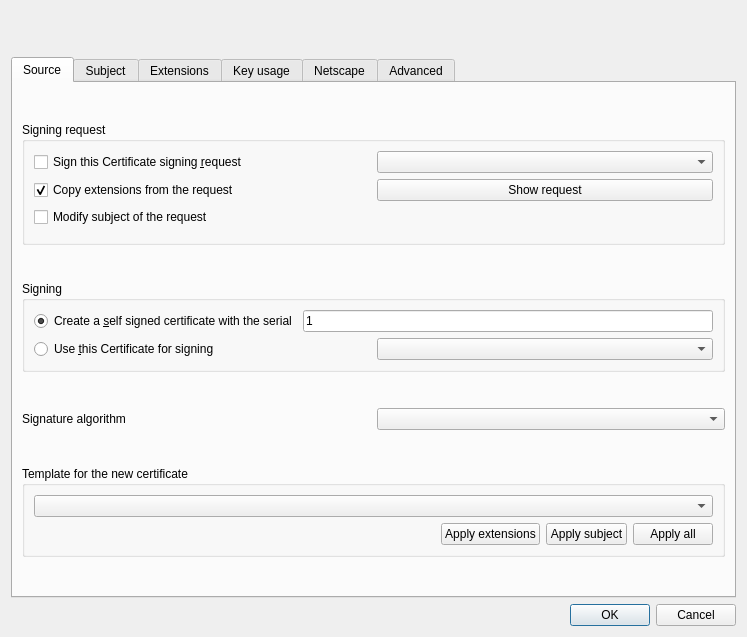
The window that ui/NewX509.ui (elvido/xca) describes before a commit, drawn with Qt 5.
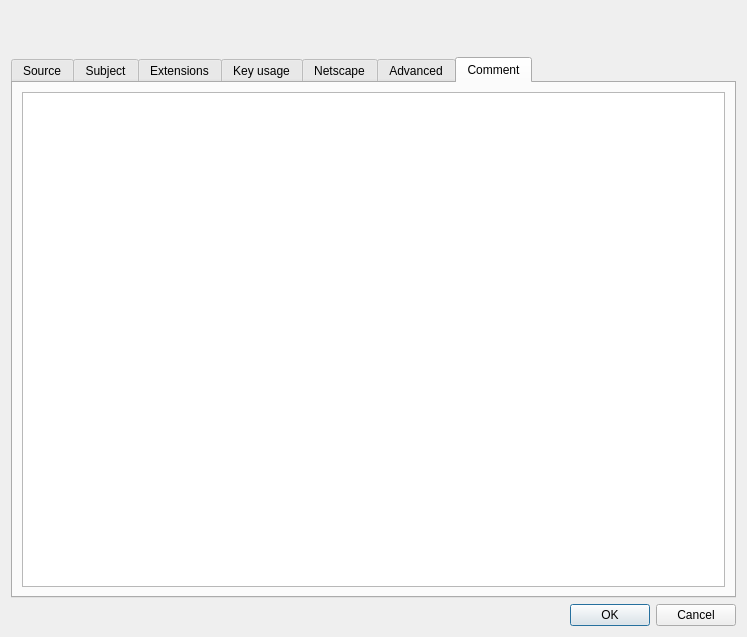
The same window after the commit. The open tabs and pages were chosen to show the change. Custom widgets are drawn as their Qt base class.

Commit message: Extend Comment functionality, Replace About.ui by XcaDialog.ui

Patch:
```diff
--- a/ui/NewX509.ui
+++ b/ui/NewX509.ui
@@ -1185,6 +1185,16 @@
        </item>
       </layout>
      </widget>
+     <widget class="QWidget" name="tab">
+      <attribute name="title">
+       <string>Comment</string>
+      </attribute>
+      <layout class="QVBoxLayout" name="verticalLayout_9">
+       <item>
+        <widget class="QTextEdit" name="comment"/>
+       </item>
+      </layout>
+     </widget>
     </widget>
    </item>
    <item>
```
Left out of the diff: 6 changed lines with no effect on the pictures. The commit also changes 24 other files.
